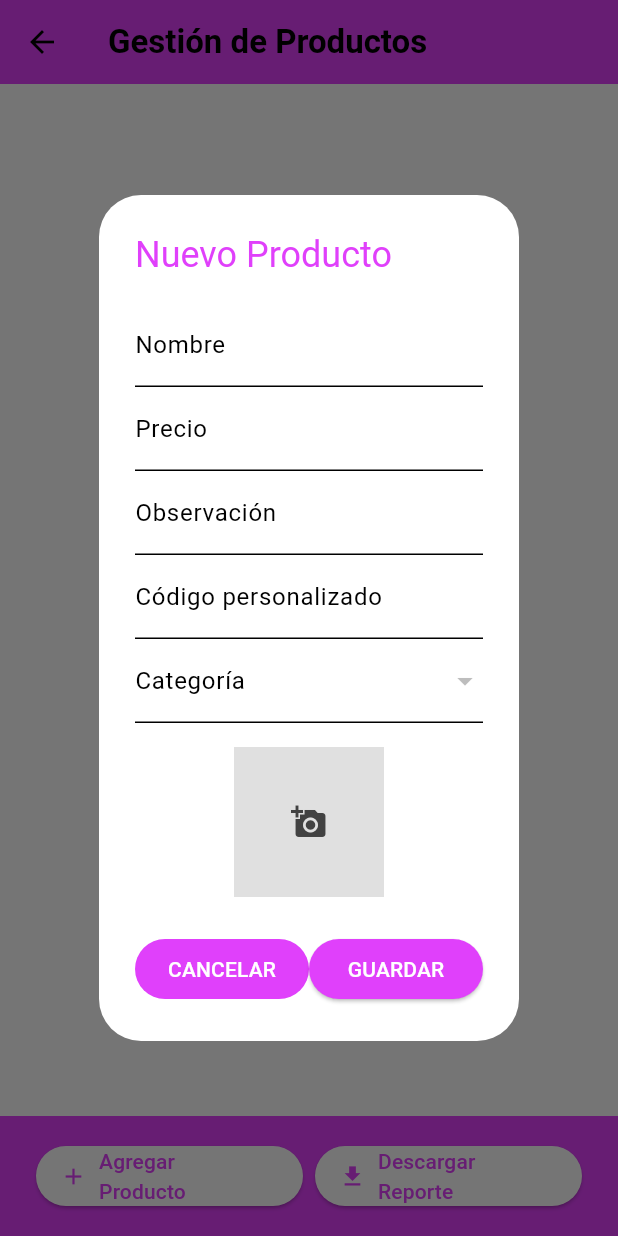
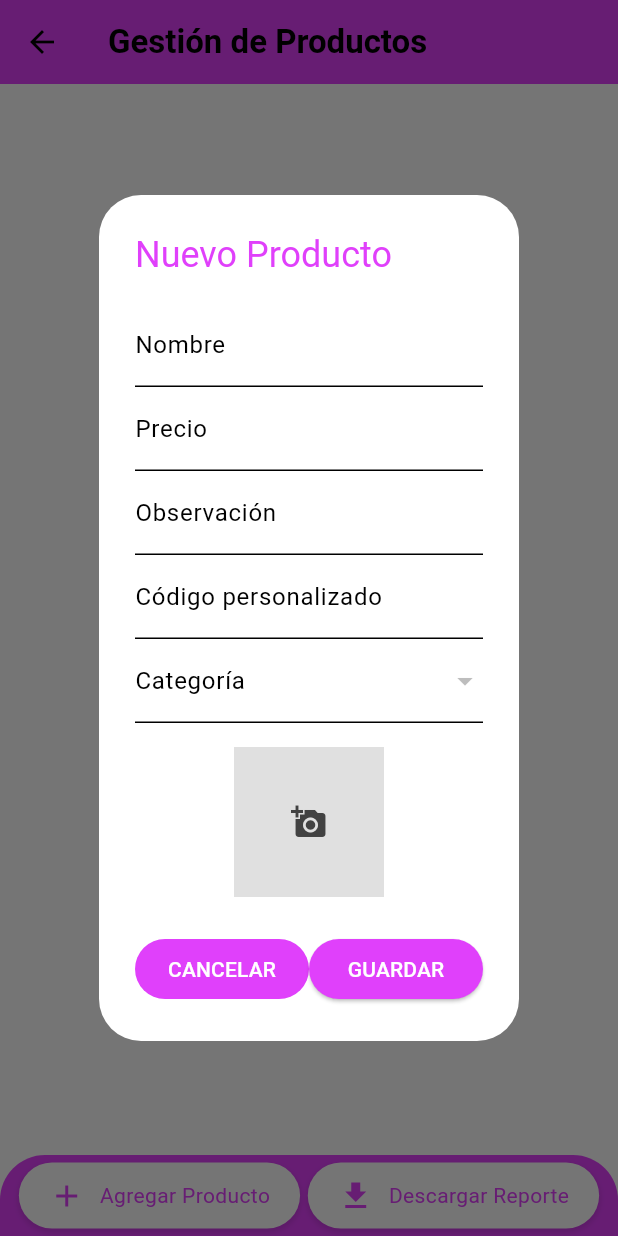
Before and after one commit to skymap13/vernelly_app, a Flutter app: the InventoryProductsPage screen opened by its route, after a tap on "Agregar Producto", on a phone screen of 412 x 824 dp. Run offline on Flutter 3.47's test engine with Material 3 defaults, Android fonts, the light colour scheme and no system bars; our stand-ins replace fl_chart, get, get_storage, image_picker, permission_handler, sn_progress_dialog; missing offline and left inert: excel; accounts and stored records are empty; network calls fail.

Commit message:
2 subida

```diff
--- a/lib/main.dart
+++ b/lib/main.dart
@@ -12,7 +12,7 @@ import 'package:vernelly_app/src/pages/login/login_page.dart';
 import 'package:vernelly_app/src/pages/sales/carts/sales_carts_page.dart';
 import 'package:vernelly_app/src/pages/sales/orders/sales_orders_page.dart';
 import 'package:vernelly_app/src/pages/sales/sales_page.dart';
-import 'package:vernelly_app/src/pages/settings/settings_page.dart';
+import 'package:vernelly_app/src/pages/settings_user/settings_user_page.dart';
 
 void main() async {
   WidgetsFlutterBinding.ensureInitialized();
--- a/lib/src/models/ctrldashboard/ctrldasboard_home.dart
+++ b/lib/src/models/ctrldashboard/ctrldasboard_home.dart
@@ -5,7 +5,7 @@ import 'package:vernelly_app/src/pages/contacts/contacts_page.dart';
 import 'package:vernelly_app/src/pages/dashboard/dashboard_page.dart';
 import 'package:vernelly_app/src/pages/inventory/inventory_page.dart';
 import 'package:vernelly_app/src/pages/sales/sales_page.dart';
-import 'package:vernelly_app/src/pages/settings/settings_page.dart';
+import 'package:vernelly_app/src/pages/settings_user/settings_user_page.dart';
 
 class CtrldasboardHome extends StatelessWidget {
   final CtrldasboardController con = Get.put(CtrldasboardController());
--- a/lib/src/pages/contacts/contacts_controller.dart
+++ b/lib/src/pages/contacts/contacts_controller.dart
@@ -13,7 +13,7 @@ class ContactsController extends GetxController {
   var searchQuery = ''.obs;
   var contacts = <Contact>[].obs;
   var isLoading = false.obs;
-  var contactDetails = Rxn<Contact>();
+  var contactDetails = Contact().obs;
   var isLoadingDetails = false.obs;
 
   @override
@@ -82,7 +82,7 @@ class ContactsController extends GetxController {
       if (response.statusCode == 200) {
         final jsonResponse = jsonDecode(response.body);
         print('Response JSON: $jsonResponse');
-        contactDetails.value = Contact.fromJson((jsonResponse['result'] as List).first);
+        contactDetails.value = Contact.fromJson(jsonResponse['result'][0]);
         print('Contact Details: ${contactDetails.value}');
       } else {
         Get.snackbar('Error', 'Error al traer los detalles del contacto');
--- a/lib/src/pages/dashboard/dashboard_page.dart
+++ b/lib/src/pages/dashboard/dashboard_page.dart
@@ -43,8 +43,9 @@ class DashboardPage extends StatelessWidget {
             ),
             Expanded(
               child: RefreshIndicator(
-                onRefresh: () => con.fetchDashboardData('2024'), // Ajusta el año según tus necesidades
+                onRefresh: () => con.fetchDashboardData('2024'),
                 child: ListView(
+                  padding: EdgeInsets.all(8.0),
                   children: [
                     DashboardCard(
                       title: 'Cantidad de productos',
@@ -58,6 +59,7 @@ class DashboardPage extends StatelessWidget {
                       title: 'Cantidad de pedidos',
                       value: con.dashboardData.value.cantPedidos?.toString() ?? 'N/A',
                     ),
+                    SizedBox(height: 20), // Añadir espacio entre las tarjetas y los gráficos
                     // Aquí añadimos los gráficos
                     FutureBuilder<DashboardData>(
                       future: Future.value(con.dashboardData.value),
--- a/lib/src/pages/inventory/products/inventory_products_page.dart
+++ b/lib/src/pages/inventory/products/inventory_products_page.dart
@@ -108,39 +108,76 @@ class _InventoryProductsPageState extends State<InventoryProductsPage> {
           );
         }
       }),
-      bottomNavigationBar: BottomAppBar(
+      bottomNavigationBar: Container(
+        decoration: BoxDecoration(
           color: Colors.purpleAccent,
-        child: Padding(
-          padding: const EdgeInsets.all(8.0),
+          borderRadius: BorderRadius.only(
+            topLeft: Radius.circular(30),
+            topRight: Radius.circular(30),
+          ),
+        ),
+        padding: EdgeInsets.symmetric(horizontal: 10, vertical: 5),
         child: Row(
+          mainAxisAlignment: MainAxisAlignment.spaceAround,
           children: [
-              Expanded(
-                child: ElevatedButton.icon(
-                  onPressed: () => _showAddProductDialog(context, con),
-                  icon: Icon(Icons.add),
-                  label: Text('Agregar Producto'),
-                  style: ElevatedButton.styleFrom(
-                    backgroundColor: Colors.white,
-                    foregroundColor: Colors.purpleAccent,
+            GestureDetector(
+              onTap: () => _showAddProductDialog(context, con),
+              child: AnimatedContainer(
+                duration: Duration(milliseconds: 250),
+                padding: EdgeInsets.symmetric(vertical: 10, horizontal: 20),
+                decoration: BoxDecoration(
+                  color: Colors.white,
+                  borderRadius: BorderRadius.circular(30),
+                  boxShadow: [
+                    BoxShadow(
+                      color: Colors.black.withOpacity(0.1),
+                      spreadRadius: 1,
+                      blurRadius: 2,
+                      offset: Offset(0, 2),
+                    ),
+                  ],
+                ),
+                child: Row(
+                  mainAxisSize: MainAxisSize.min,
+                  children: [
+                    Icon(Icons.add, color: Colors.purpleAccent),
+                    SizedBox(width: 10),
+                    Text('Agregar Producto', style: TextStyle(color: Colors.purpleAccent)),
+                  ],
                 ),
               ),
             ),
-              SizedBox(width: 8),
-              Expanded(
-                child: ElevatedButton.icon(
-                  onPressed: () => con.downloadReport(),
-                  icon: Icon(Icons.download),
-                  label: Text('Descargar Reporte'),
-                  style: ElevatedButton.styleFrom(
-                    backgroundColor: Colors.white,
-                    foregroundColor: Colors.purpleAccent,
+            GestureDetector(
+              onTap: () => con.downloadReport(),
+              child: AnimatedContainer(
+                duration: Duration(milliseconds: 250),
+                padding: EdgeInsets.symmetric(vertical: 10, horizontal: 20),
+                decoration: BoxDecoration(
+                  color: Colors.white,
+                  borderRadius: BorderRadius.circular(30),
+                  boxShadow: [
+                    BoxShadow(
+                      color: Colors.black.withOpacity(0.1),
+                      spreadRadius: 1,
+                      blurRadius: 2,
+                      offset: Offset(0, 2),
+                    ),
+                  ],
+                ),
+                child: Row(
+                  mainAxisSize: MainAxisSize.min,
+                  children: [
+                    Icon(Icons.download, color: Colors.purpleAccent),
+                    SizedBox(width: 10),
+                    Text('Descargar Reporte', style: TextStyle(color: Colors.purpleAccent)),
+                  ],
                 ),
               ),
             ),
           ],
         ),
       ),
-      ),
+
     );
   }
 
@@ -640,6 +677,4 @@ class _InventoryProductsPageState extends State<InventoryProductsPage> {
       },
     );
   }
-
-
 }
--- a/lib/src/pages/settings/settings_controller.dart
+++ b/lib/src/pages/settings_user/settings_user_controller.dart
@@ -278,6 +278,7 @@ class SettingsController extends GetxController {
           sheetObject.cell(CellIndex.indexByString("H${i + 2}")).value = TextCellValue(user.estado ?? '');
         }
 
+
         var fileBytes = excel.save();
         if (fileBytes == null) {
           Get.snackbar('Error', 'No se pudo generar el archivo Excel.');
```
Also changed, not shown: lib/src/models/contacts/contacts_model_data.dart (+6 -6 lines), lib/src/models/dashboard/dashboard_charts.dart (+93 -27 lines), lib/src/pages/inventory/category/inventory_category_page.dart (+57 -21 lines), lib/src/pages/login/login_controller.dart (+49 -5 lines), lib/src/pages/login/login_page.dart (+17 -4 lines), lib/src/pages/sales/carts/sales_carts_page.dart (+16 -7 lines), lib/src/pages/sales/orders/sales_orders_page.dart (+17 -7 lines), lib/src/pages/settings_user/settings_user_page.dart (renamed from lib/src/pages/settings/settings_page.dart, +58 -36 lines), lib/src/providers/users_provider.dart (+12 -7 lines), assets/img/vernelly.png. Lines whose indentation alone changed are shown as unchanged.
